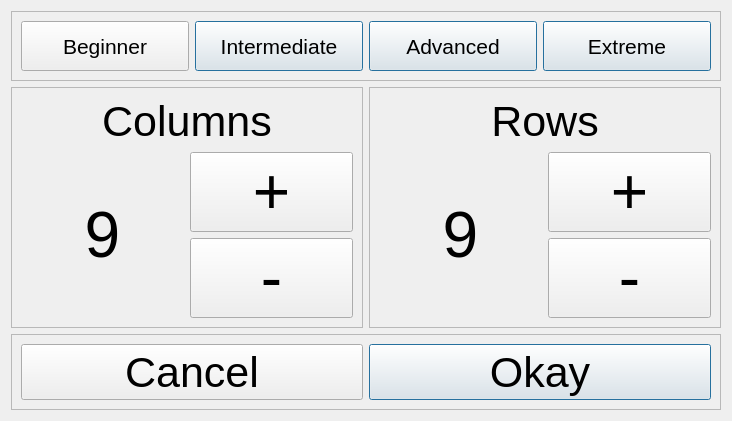
Qt form forms/boardresizewidget.ui (Pinguinsan/QMineSweeper) before a commit.
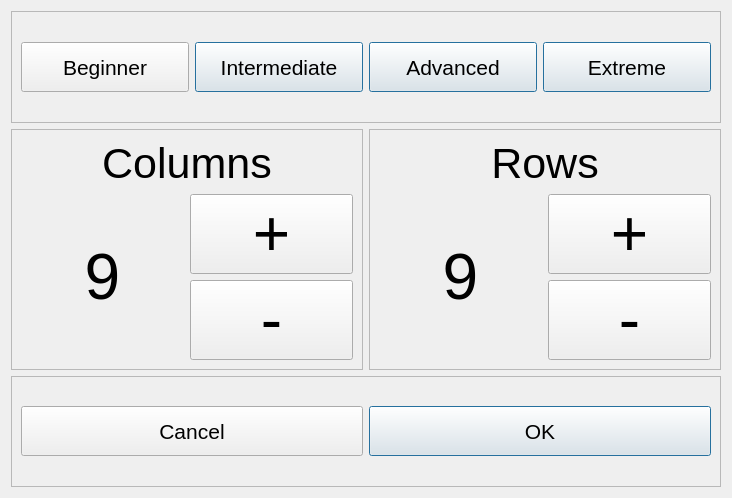
The same form after that commit.

```diff
--- a/forms/boardresizewidget.ui
+++ b/forms/boardresizewidget.ui
@@ -7,7 +7,7 @@
     <x>0</x>
     <y>0</y>
     <width>732</width>
-    <height>421</height>
+    <height>498</height>
    </rect>
   </property>
   <property name="windowTitle">
@@ -289,6 +289,11 @@
    </item>
    <item row="2" column="0" colspan="2">
     <widget class="QFrame" name="okayCancelButtonFrame">
+     <property name="font">
+      <font>
+       <pointsize>16</pointsize>
+      </font>
+     </property>
      <property name="frameShape">
       <enum>QFrame::StyledPanel</enum>
      </property>
@@ -306,7 +311,7 @@
         </property>
         <property name="font">
          <font>
-          <pointsize>32</pointsize>
+          <pointsize>16</pointsize>
          </font>
         </property>
         <property name="toolTip">
@@ -327,14 +332,14 @@
         </property>
         <property name="font">
          <font>
-          <pointsize>32</pointsize>
+          <pointsize>16</pointsize>
          </font>
         </property>
         <property name="toolTip">
          <string>&lt;html&gt;&lt;head/&gt;&lt;body&gt;&lt;p&gt;&lt;span style=&quot; font-size:16pt;&quot;&gt;Accept the above columns and rows to start a new game&lt;/span&gt;&lt;/p&gt;&lt;/body&gt;&lt;/html&gt;</string>
         </property>
         <property name="text">
-         <string>Okay</string>
+         <string>OK</string>
         </property>
         <property name="default">
          <bool>true</bool>
```
